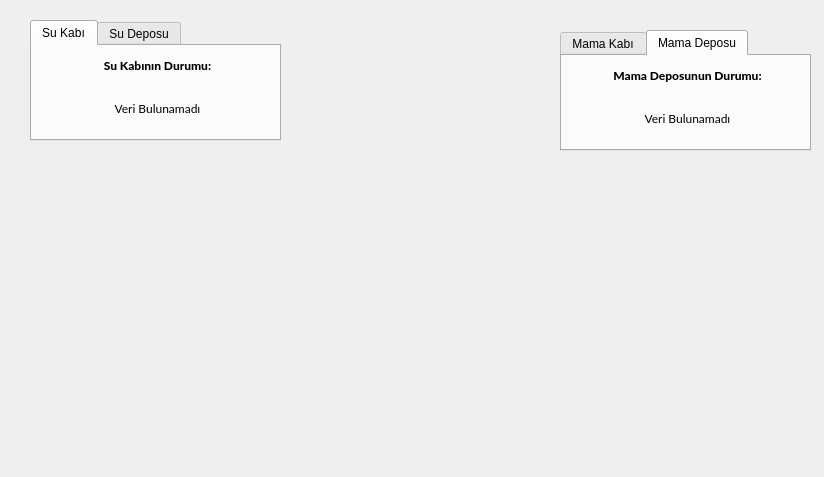
Before: the Qt Designer form GUI/main.ui in saidberk27/pati_proje, drawn with Qt 5.
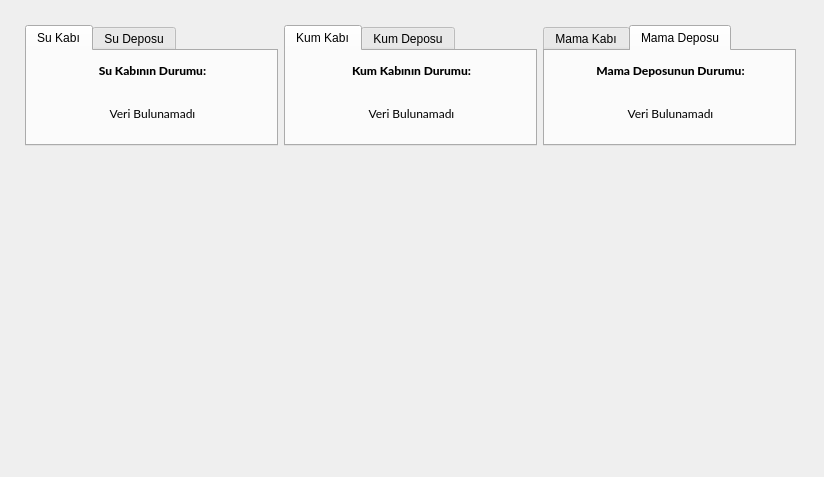
After: the same form once the commit is applied. The open tabs and pages were chosen to show the change.

Commit message: Kum Sekmesi EKlendi + Tüm Sekmeler Hizalandı

```diff
--- a/GUI/main.ui
+++ b/GUI/main.ui
@@ -14,140 +14,30 @@
    <string>MainWindow</string>
   </property>
   <widget class="QWidget" name="centralwidget">
-   <widget class="QTabWidget" name="Mama_Sekmesi">
+   <widget class="QWidget" name="horizontalLayoutWidget">
     <property name="geometry">
      <rect>
-      <x>560</x>
-      <y>30</y>
-      <width>251</width>
-      <height>121</height>
-     </rect>
-    </property>
-    <property name="cursor">
-     <cursorShape>PointingHandCursor</cursorShape>
-    </property>
-    <property name="currentIndex">
-     <number>0</number>
-    </property>
-    <property name="iconSize">
-     <size>
-      <width>16</width>
-      <height>16</height>
-     </size>
-    </property>
-    <widget class="QWidget" name="Mama_Kabi_Sekme">
-     <attribute name="title">
-      <string>Mama Kabı</string>
-     </attribute>
-     <widget class="QWidget" name="verticalLayoutWidget">
-      <property name="geometry">
-       <rect>
         <x>0</x>
         <y>0</y>
-        <width>251</width>
-        <height>81</height>
-       </rect>
-      </property>
-      <layout class="QVBoxLayout" name="verticalLayout">
-       <item>
-        <widget class="QLabel" name="Mamakap_label">
-         <property name="font">
-          <font>
-           <family>Lato Heavy</family>
-           <weight>75</weight>
-           <bold>true</bold>
-          </font>
-         </property>
-         <property name="text">
-          <string>Mama Kabının Durumu:</string>
-         </property>
-         <property name="alignment">
-          <set>Qt::AlignCenter</set>
-         </property>
-        </widget>
-       </item>
-       <item>
-        <widget class="QLabel" name="mamakap_data">
-         <property name="font">
-          <font>
-           <family>Lato</family>
-           <weight>50</weight>
-           <italic>false</italic>
-           <bold>false</bold>
-          </font>
-         </property>
-         <property name="text">
-          <string>Veri Bulunamadı</string>
-         </property>
-         <property name="alignment">
-          <set>Qt::AlignCenter</set>
-         </property>
-        </widget>
-       </item>
-      </layout>
-     </widget>
-    </widget>
-    <widget class="QWidget" name="Mama_Depo_Sekme">
-     <attribute name="title">
-      <string>Mama Deposu</string>
-     </attribute>
-     <widget class="QWidget" name="verticalLayoutWidget_2">
-      <property name="geometry">
-       <rect>
-        <x>0</x>
-        <y>0</y>
-        <width>251</width>
-        <height>81</height>
-       </rect>
-      </property>
-      <layout class="QVBoxLayout" name="verticalLayout_2">
+      <width>821</width>
+      <height>171</height>
+     </rect>
+    </property>
+    <layout class="QHBoxLayout" name="info_layout" stretch="50,50,50">
+     <property name="leftMargin">
+      <number>25</number>
+     </property>
+     <property name="topMargin">
+      <number>25</number>
+     </property>
+     <property name="rightMargin">
+      <number>25</number>
+     </property>
+     <property name="bottomMargin">
+      <number>25</number>
+     </property>
        <item>
-        <widget class="QLabel" name="mamadepo_label">
-         <property name="font">
-          <font>
-           <family>Lato Heavy</family>
-           <weight>75</weight>
-           <italic>false</italic>
-           <bold>true</bold>
-           <strikeout>false</strikeout>
-          </font>
-         </property>
-         <property name="text">
-          <string>Mama Deposunun Durumu:</string>
-         </property>
-         <property name="alignment">
-          <set>Qt::AlignCenter</set>
-         </property>
-        </widget>
-       </item>
-       <item>
-        <widget class="QLabel" name="mamadepo_data">
-         <property name="font">
-          <font>
-           <family>Lato</family>
-          </font>
-         </property>
-         <property name="text">
-          <string>Veri Bulunamadı</string>
-         </property>
-         <property name="alignment">
-          <set>Qt::AlignCenter</set>
-         </property>
-        </widget>
-       </item>
-      </layout>
-     </widget>
-    </widget>
-   </widget>
    <widget class="QTabWidget" name="Su_Sekmesi">
-    <property name="geometry">
-     <rect>
-      <x>30</x>
-      <y>20</y>
-      <width>251</width>
-      <height>121</height>
-     </rect>
-    </property>
     <property name="cursor">
      <cursorShape>PointingHandCursor</cursorShape>
     </property>
@@ -266,6 +156,253 @@
       </layout>
      </widget>
     </widget>
+      </widget>
+     </item>
+     <item>
+      <widget class="QTabWidget" name="Kum_Sekmesi">
+       <property name="cursor">
+        <cursorShape>PointingHandCursor</cursorShape>
+       </property>
+       <property name="currentIndex">
+        <number>0</number>
+       </property>
+       <property name="iconSize">
+        <size>
+         <width>16</width>
+         <height>16</height>
+        </size>
+       </property>
+       <widget class="QWidget" name="Kum_Kabi_Sekme">
+        <attribute name="title">
+         <string>Kum Kabı</string>
+        </attribute>
+        <widget class="QWidget" name="verticalLayoutWidget_9">
+         <property name="geometry">
+          <rect>
+           <x>0</x>
+           <y>0</y>
+           <width>251</width>
+           <height>81</height>
+          </rect>
+         </property>
+         <layout class="QVBoxLayout" name="verticalLayout_9">
+          <item>
+           <widget class="QLabel" name="kumkap_label">
+            <property name="font">
+             <font>
+              <family>Lato Heavy</family>
+              <weight>75</weight>
+              <bold>true</bold>
+             </font>
+            </property>
+            <property name="text">
+             <string>Kum Kabının Durumu:</string>
+            </property>
+            <property name="alignment">
+             <set>Qt::AlignCenter</set>
+            </property>
+           </widget>
+          </item>
+          <item>
+           <widget class="QLabel" name="kumkap_data">
+            <property name="font">
+             <font>
+              <family>Lato</family>
+              <weight>50</weight>
+              <italic>false</italic>
+              <bold>false</bold>
+             </font>
+            </property>
+            <property name="accessibleName">
+             <string/>
+            </property>
+            <property name="text">
+             <string>Veri Bulunamadı</string>
+            </property>
+            <property name="alignment">
+             <set>Qt::AlignCenter</set>
+            </property>
+           </widget>
+          </item>
+         </layout>
+        </widget>
+       </widget>
+       <widget class="QWidget" name="Kum_Deposu_Sekme">
+        <attribute name="title">
+         <string>Kum Deposu</string>
+        </attribute>
+        <widget class="QWidget" name="verticalLayoutWidget_10">
+         <property name="geometry">
+          <rect>
+           <x>0</x>
+           <y>0</y>
+           <width>251</width>
+           <height>81</height>
+          </rect>
+         </property>
+         <layout class="QVBoxLayout" name="verticalLayout_10">
+          <item>
+           <widget class="QLabel" name="kumdepo_label">
+            <property name="font">
+             <font>
+              <family>Lato Heavy</family>
+              <weight>75</weight>
+              <italic>false</italic>
+              <bold>true</bold>
+              <strikeout>false</strikeout>
+             </font>
+            </property>
+            <property name="text">
+             <string>Kum Deposunun Durumu:</string>
+            </property>
+            <property name="alignment">
+             <set>Qt::AlignCenter</set>
+            </property>
+           </widget>
+          </item>
+          <item>
+           <widget class="QLabel" name="kumdepo_data">
+            <property name="font">
+             <font>
+              <family>Lato</family>
+             </font>
+            </property>
+            <property name="text">
+             <string>Veri Bulunamadı</string>
+            </property>
+            <property name="alignment">
+             <set>Qt::AlignCenter</set>
+            </property>
+           </widget>
+          </item>
+         </layout>
+        </widget>
+       </widget>
+      </widget>
+     </item>
+     <item>
+      <widget class="QTabWidget" name="Mama_Sekmesi">
+       <property name="cursor">
+        <cursorShape>PointingHandCursor</cursorShape>
+       </property>
+       <property name="tabShape">
+        <enum>QTabWidget::Rounded</enum>
+       </property>
+       <property name="currentIndex">
+        <number>1</number>
+       </property>
+       <property name="iconSize">
+        <size>
+         <width>16</width>
+         <height>16</height>
+        </size>
+       </property>
+       <widget class="QWidget" name="Mama_Kabi_Sekme">
+        <attribute name="title">
+         <string>Mama Kabı</string>
+        </attribute>
+        <widget class="QWidget" name="verticalLayoutWidget">
+         <property name="geometry">
+          <rect>
+           <x>0</x>
+           <y>0</y>
+           <width>251</width>
+           <height>81</height>
+          </rect>
+         </property>
+         <layout class="QVBoxLayout" name="verticalLayout">
+          <item>
+           <widget class="QLabel" name="Mamakap_label">
+            <property name="font">
+             <font>
+              <family>Lato Heavy</family>
+              <weight>75</weight>
+              <bold>true</bold>
+             </font>
+            </property>
+            <property name="text">
+             <string>Mama Kabının Durumu:</string>
+            </property>
+            <property name="alignment">
+             <set>Qt::AlignCenter</set>
+            </property>
+           </widget>
+          </item>
+          <item>
+           <widget class="QLabel" name="mamakap_data">
+            <property name="font">
+             <font>
+              <family>Lato</family>
+              <weight>50</weight>
+              <italic>false</italic>
+              <bold>false</bold>
+             </font>
+            </property>
+            <property name="text">
+             <string>Veri Bulunamadı</string>
+            </property>
+            <property name="alignment">
+             <set>Qt::AlignCenter</set>
+            </property>
+           </widget>
+          </item>
+         </layout>
+        </widget>
+       </widget>
+       <widget class="QWidget" name="Mama_Depo_Sekme">
+        <attribute name="title">
+         <string>Mama Deposu</string>
+        </attribute>
+        <widget class="QWidget" name="verticalLayoutWidget_2">
+         <property name="geometry">
+          <rect>
+           <x>0</x>
+           <y>0</y>
+           <width>251</width>
+           <height>81</height>
+          </rect>
+         </property>
+         <layout class="QVBoxLayout" name="verticalLayout_2">
+          <item>
+           <widget class="QLabel" name="mamadepo_label">
+            <property name="font">
+             <font>
+              <family>Lato Heavy</family>
+              <weight>75</weight>
+              <italic>false</italic>
+              <bold>true</bold>
+              <strikeout>false</strikeout>
+             </font>
+            </property>
+            <property name="text">
+             <string>Mama Deposunun Durumu:</string>
+            </property>
+            <property name="alignment">
+             <set>Qt::AlignCenter</set>
+            </property>
+           </widget>
+          </item>
+          <item>
+           <widget class="QLabel" name="mamadepo_data">
+            <property name="font">
+             <font>
+              <family>Lato</family>
+             </font>
+            </property>
+            <property name="text">
+             <string>Veri Bulunamadı</string>
+            </property>
+            <property name="alignment">
+             <set>Qt::AlignCenter</set>
+            </property>
+           </widget>
+          </item>
+         </layout>
+        </widget>
+       </widget>
+      </widget>
+     </item>
+    </layout>
    </widget>
   </widget>
  </widget>
```
Left out of the diff: 2 changed lines with no effect on the pictures. Lines whose indentation alone changed are shown as unchanged. The commit also changes 1 other file.
